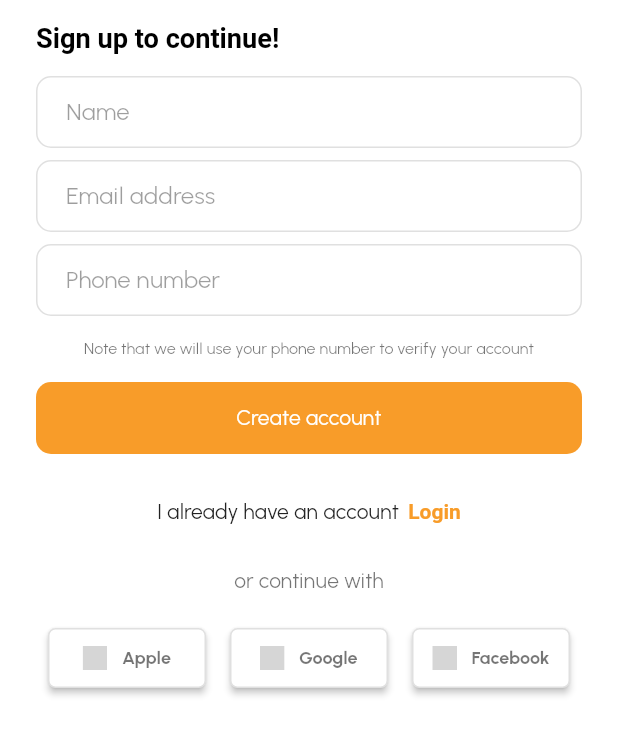
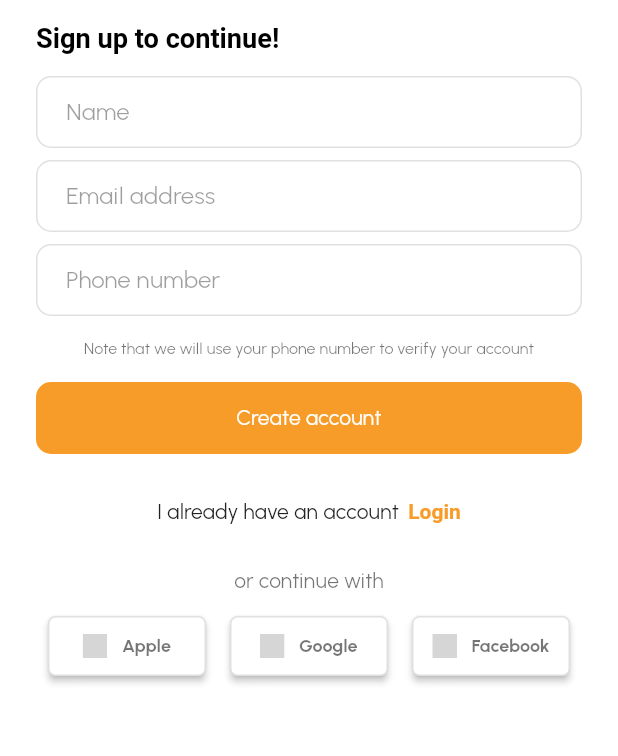
Before and after one commit to omardavinci10/foody, a Flutter app: the RegistrationScreen screen opened by its route, on a phone screen of 412 x 824 dp, the part 68-824 px from its top. Run offline on Flutter 3.47's test engine with Material 2 defaults, Android fonts, the phone set to English and light mode, and no system bars; drawn by our look-alikes of modal_progress_hud_nsn; our stand-ins replace auth_buttons, expansion_tile_card, flutter_rating_bar, font_awesome_flutter, google_fonts, lottie and 6 more; missing offline and left inert: awesome_select; Roboto replaces fonts that are missing (Urbanist-Bold); grey boxes are pictures that could not be loaded.

Commit message:
login_buttons updated

```diff
--- a/lib/components/login_buttons.dart
+++ b/lib/components/login_buttons.dart
@@ -13,7 +13,7 @@ class LoginButtons extends StatelessWidget {
     mySocials.add(
       Expanded(
         child: Padding(
-          padding: const EdgeInsets.all(8.0),
+          padding: const EdgeInsets.symmetric(horizontal: 8.0),
           child: AppleAuthButton(
             text: 'Apple',
             style: kAuthButtonStyle,
@@ -26,7 +26,7 @@ class LoginButtons extends StatelessWidget {
     mySocials.add(
       Expanded(
         child: Padding(
-          padding: const EdgeInsets.all(8.0),
+          padding: const EdgeInsets.symmetric(horizontal: 8.0),
           child: GoogleAuthButton(
             text: 'Google',
             style: kAuthButtonStyle,
@@ -39,7 +39,7 @@ class LoginButtons extends StatelessWidget {
     mySocials.add(
       Expanded(
         child: Padding(
-          padding: const EdgeInsets.all(8.0),
+          padding: const EdgeInsets.symmetric(horizontal: 8.0),
           child: FacebookAuthButton(
             text: 'Facebook',
             style: kAuthButtonStyle,
--- a/lib/main.dart
+++ b/lib/main.dart
@@ -44,7 +44,7 @@ class Foody extends StatelessWidget {
         theme: ThemeData(
           fontFamily: 'Urbanist',
         ),
-        initialRoute: YourOrderScreen.id,
+        initialRoute: SplashScreen.id,
         routes: {
           SplashScreen.id: (context) => SplashScreen(),
           WelcomeScreen.id: (context) => WelcomeScreen(),
```
